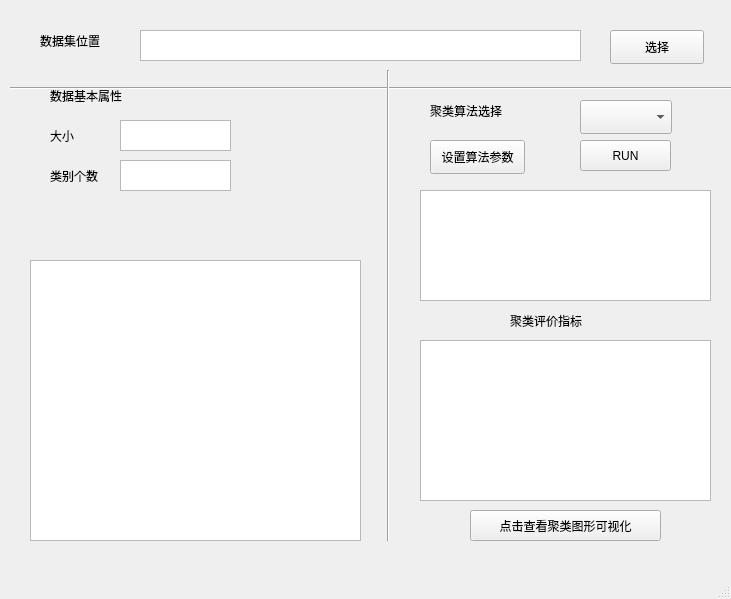
First picture: the form in UI/main.ui, repository Coder-Liuu/ancient_code, before the edit.
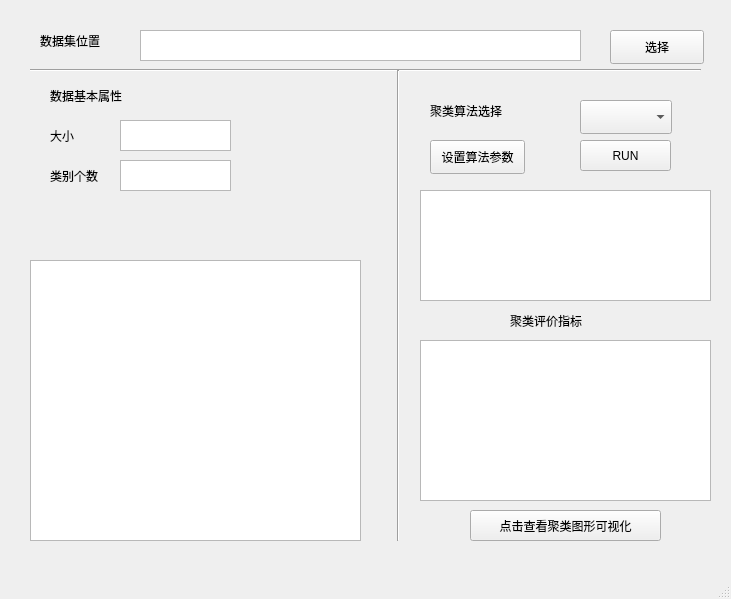
Second picture: the form after the edit.

Diff of the .ui file:
```diff
--- a/UI/main.ui
+++ b/UI/main.ui
@@ -131,7 +131,7 @@
    <widget class="Line" name="line">
     <property name="geometry">
      <rect>
-      <x>380</x>
+      <x>390</x>
       <y>70</y>
       <width>16</width>
       <height>471</height>
@@ -144,10 +144,10 @@
    <widget class="Line" name="line_2">
     <property name="geometry">
      <rect>
-      <x>10</x>
-      <y>80</y>
-      <width>761</width>
-      <height>16</height>
+      <x>30</x>
+      <y>60</y>
+      <width>671</width>
+      <height>21</height>
      </rect>
     </property>
     <property name="orientation">
```
